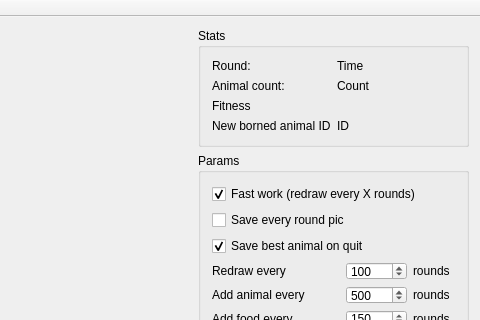
icoz/evo, file mainwindow.ui: the form before one commit; both pictures show x 338 to 818 and y 0 to 320 of the 818 by 573 pixel window.
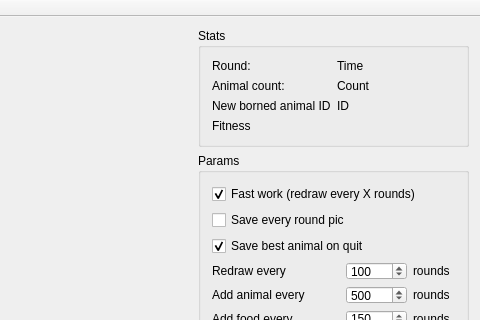
The form after the commit.

Diff of the .ui file:
```diff
--- a/mainwindow.ui
+++ b/mainwindow.ui
@@ -43,15 +43,11 @@
        <layout class="QVBoxLayout" name="verticalLayout_2">
         <item>
          <widget class="QGroupBox" name="groupStats">
-          <property name="minimumSize">
-           <size>
-            <width>0</width>
-            <height>0</height>
-           </size>
-          </property>
           <property name="title">
            <string>Stats</string>
           </property>
+          <layout class="QVBoxLayout" name="verticalLayout_4">
+           <item>
           <layout class="QGridLayout" name="gridLayout_2">
            <item row="0" column="0">
             <widget class="QLabel" name="label_12">
@@ -81,27 +77,14 @@
              </property>
             </widget>
            </item>
-           <item row="2" column="0" colspan="2">
-            <widget class="QLabel" name="lblFitness">
-             <property name="maximumSize">
-              <size>
-               <width>138</width>
-               <height>16777215</height>
-              </size>
-             </property>
-             <property name="text">
-              <string>Fitness</string>
-             </property>
-            </widget>
-           </item>
-           <item row="3" column="0">
+             <item row="2" column="0">
             <widget class="QLabel" name="label_14">
              <property name="text">
               <string>New borned animal ID</string>
              </property>
             </widget>
            </item>
-           <item row="3" column="1">
+             <item row="2" column="1">
             <widget class="QLabel" name="lblCurAniID">
              <property name="text">
               <string>ID</string>
@@ -109,6 +92,21 @@
             </widget>
            </item>
           </layout>
+           </item>
+           <item>
+            <widget class="QLabel" name="lblFitness">
+             <property name="sizePolicy">
+              <sizepolicy hsizetype="Maximum" vsizetype="Preferred">
+               <horstretch>0</horstretch>
+               <verstretch>0</verstretch>
+              </sizepolicy>
+             </property>
+             <property name="text">
+              <string>Fitness</string>
+             </property>
+            </widget>
+           </item>
+          </layout>
          </widget>
         </item>
         <item>
```
Left out of the diff: 86 changed lines with no effect on the pictures. Lines whose indentation alone changed are shown as unchanged.
